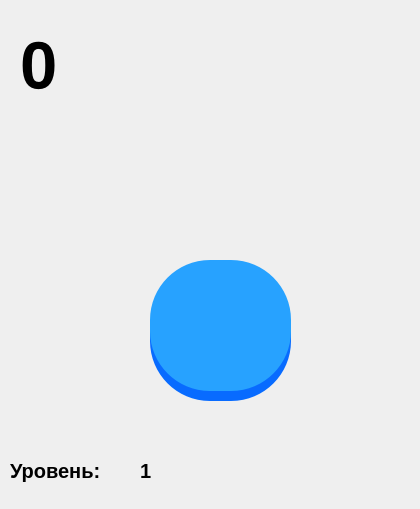
Mifix2281337/MegaClickerProMax100watt1500XiaomiUltraPocoX3ProLite4k8kHD256gb, file untitled.ui: the form before one commit.
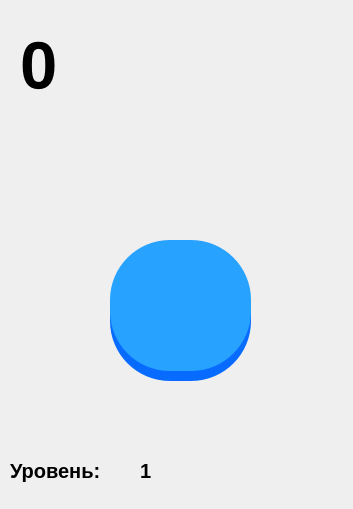
The form after the commit.

Patch:
```diff
--- a/untitled.ui
+++ b/untitled.ui
@@ -9,7 +9,7 @@
    <rect>
     <x>0</x>
     <y>0</y>
-    <width>420</width>
+    <width>353</width>
     <height>509</height>
    </rect>
   </property>
@@ -26,8 +26,8 @@
     </property>
     <property name="geometry">
      <rect>
-      <x>150</x>
-      <y>270</y>
+      <x>110</x>
+      <y>250</y>
       <width>141</width>
       <height>131</height>
      </rect>
@@ -49,8 +49,8 @@
    <widget class="QPushButton" name="btn2">
     <property name="geometry">
      <rect>
-      <x>150</x>
-      <y>260</y>
+      <x>110</x>
+      <y>240</y>
       <width>141</width>
       <height>131</height>
      </rect>
@@ -140,7 +140,7 @@
    <widget class="QLabel" name="lbll">
     <property name="geometry">
      <rect>
-      <x>260</x>
+      <x>190</x>
       <y>10</y>
       <width>150</width>
       <height>200</height>
```
